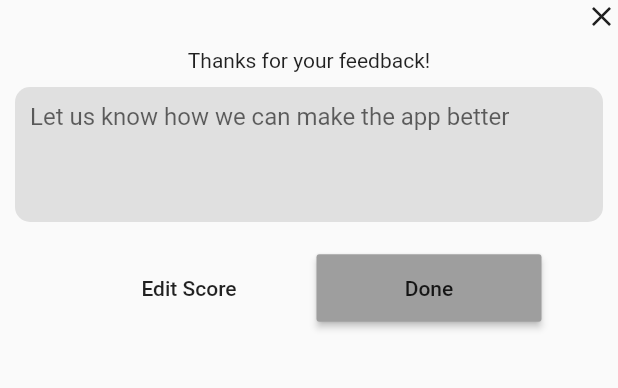
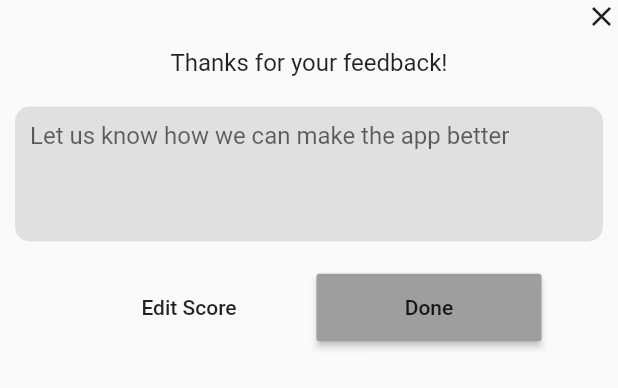
Before and after one commit to Applitom/flutter_net_promoter_score, a Flutter app: the NpsFeedbackWidget widget shown alone on an empty page, opened directly with empty values, on a phone screen of 412 x 824 dp. Shown: the top 388 px of the screen. Run offline on Flutter 3.47's test engine with Material 2 defaults, Android fonts, the phone set to English and light mode, and no system bars; statements that could not run were skipped.

Commit message:
feedback main text UI tweaks

```diff
--- a/lib/widgets/nps_feedback_widget.dart
+++ b/lib/widgets/nps_feedback_widget.dart
@@ -137,9 +137,13 @@ class NpsFeedbackWidgetState extends State<NpsFeedbackWidget> {
             SizedBox(
               height: 10,
             ),
-            Text(_mainTextAccordingToPromoterType()),
+            Text(
+              _mainTextAccordingToPromoterType(),
+              style: TextStyle(fontSize: 16, fontWeight: FontWeight.normal),
+              textAlign: TextAlign.center,
+            ),
             SizedBox(
-              height: 10,
+              height: 20,
             ),
             feedbackTextField,
             SizedBox(
```
